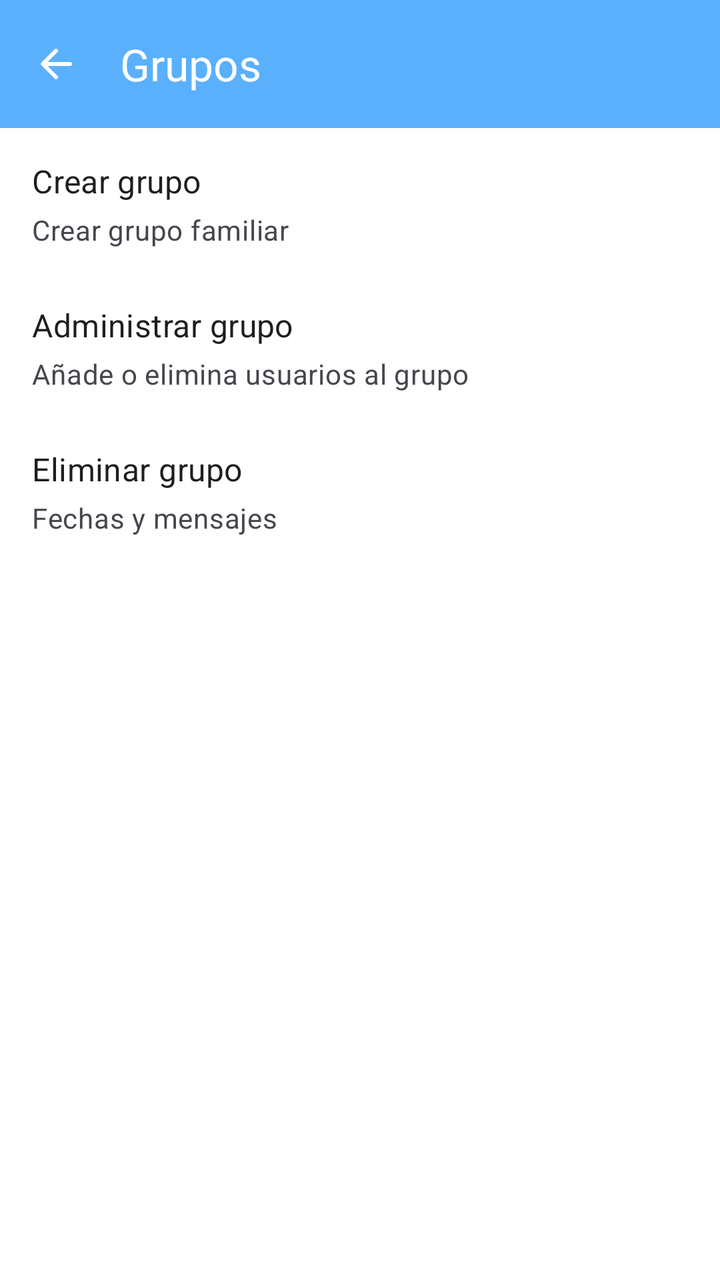
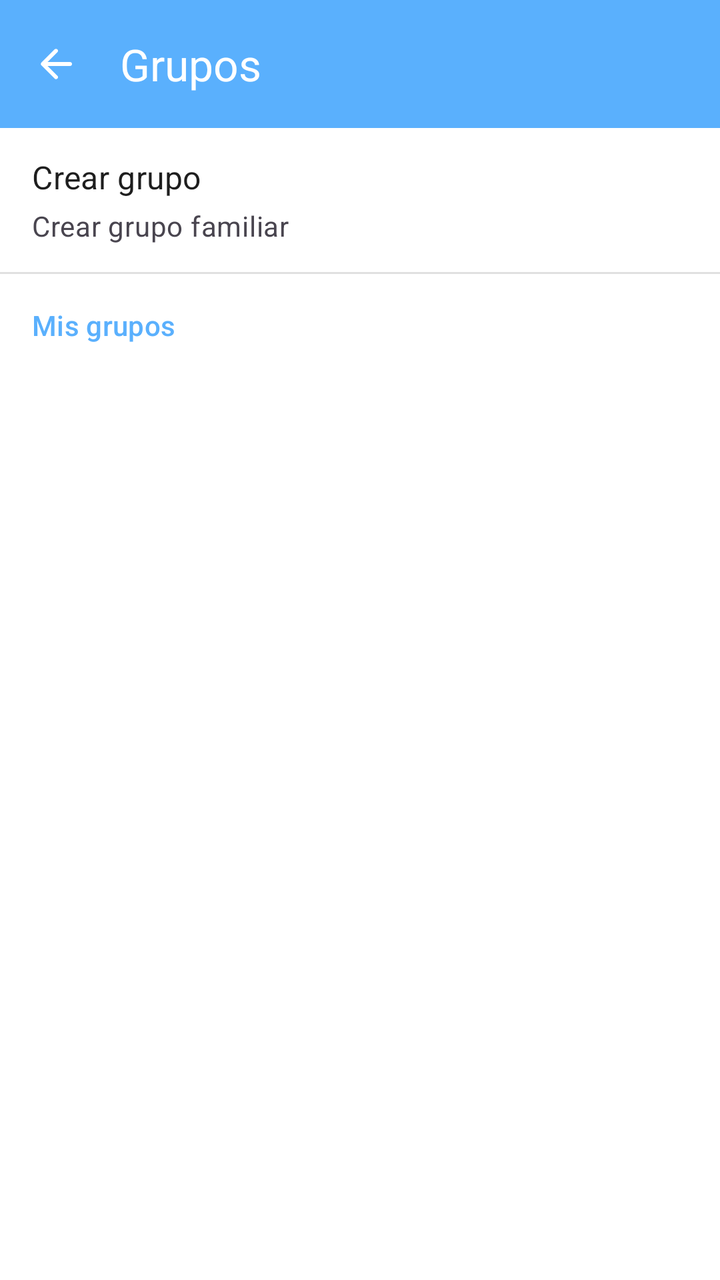

Compare the two renders of this Android layout. The source of the first and the diff that turns it into the second are given below.
<!-- AndroidManifest.xml: application theme Theme.AquaTraking -->
<!-- res/layout/activity_groups_menu.xml -->
<?xml version="1.0" encoding="utf-8"?>
<androidx.constraintlayout.widget.ConstraintLayout
    xmlns:android="http://schemas.android.com/apk/res/android"
    xmlns:app="http://schemas.android.com/apk/res-auto"
    android:layout_width="match_parent"
    android:layout_height="match_parent"
    android:background="@color/menus_background">

    <com.google.android.material.appbar.AppBarLayout
        android:id="@+id/appBarLayout"
        android:layout_width="match_parent"
        android:layout_height="wrap_content"
        android:theme="@style/ThemeOverlay.AppCompat.Dark.ActionBar"
        app:layout_constraintTop_toTopOf="parent"
        app:layout_constraintLeft_toLeftOf="parent"
        app:layout_constraintRight_toRightOf="parent">

        <com.google.android.material.appbar.MaterialToolbar
            android:id="@+id/toolbar"
            app:title="Grupos"
            android:layout_width="match_parent"
            android:layout_height="?attr/actionBarSize"
            android:background="?attr/colorPrimary"
            app:navigationIcon="@drawable/ic_arrow_left"
            app:navigationIconTint="@color/white"
            android:theme="@style/ThemeOverlay.AppCompat.Dark.ActionBar"/>
    </com.google.android.material.appbar.AppBarLayout>

    <LinearLayout
        android:id="@+id/llOption1"
        android:layout_width="match_parent"
        android:layout_height="72dp"
        android:orientation="vertical"
        android:layout_marginTop="2dp"
        android:clickable="true"
        android:focusable="true"
        android:background="?android:attr/selectableItemBackground"
        app:layout_constraintTop_toBottomOf="@id/appBarLayout"
        app:layout_constraintStart_toStartOf="parent"
        app:layout_constraintEnd_toEndOf="parent">

        <LinearLayout
            android:layout_width="match_parent"
            android:layout_height="match_parent"
            android:gravity="center_vertical"
            android:orientation="vertical">

            <com.google.android.material.textview.MaterialTextView
                android:layout_width="wrap_content"
                android:layout_height="wrap_content"
                android:layout_marginStart="16dp"
                android:text="Crear grupo"
                android:textAppearance="?attr/textAppearanceSubtitle1"/>

            <com.google.android.material.textview.MaterialTextView
                android:layout_width="match_parent"
                android:layout_height="wrap_content"
                android:layout_marginStart="16dp"
                android:layout_marginTop="4dp"
                android:text="Crear grupo familiar"
                android:textAppearance="?attr/textAppearanceBody2"
                android:textColor="?android:attr/textColorSecondary" />
        </LinearLayout>


    </LinearLayout>

    <LinearLayout
        android:id="@+id/llOption2"
        android:layout_width="match_parent"
        android:layout_height="72dp"
        android:orientation="vertical"
        android:clickable="true"
        android:focusable="true"
        android:background="?android:attr/selectableItemBackground"
        app:layout_constraintTop_toBottomOf="@id/llOption1"
        app:layout_constraintStart_toStartOf="parent"
        app:layout_constraintEnd_toEndOf="parent">

        <LinearLayout
            android:layout_width="match_parent"
            android:layout_height="match_parent"
            android:gravity="center_vertical"
            android:orientation="vertical">

            <com.google.android.material.textview.MaterialTextView
                android:layout_width="wrap_content"
                android:layout_height="wrap_content"
                android:layout_marginStart="16dp"
                android:text="Administrar grupo"
                android:textAppearance="?attr/textAppearanceSubtitle1" />

            <com.google.android.material.textview.MaterialTextView

                android:layout_width="match_parent"
                android:layout_height="wrap_content"
                android:layout_marginStart="16dp"
                android:layout_marginTop="4dp"
                android:text="Añade o elimina usuarios al grupo"
                android:textAppearance="?attr/textAppearanceBody2"
                android:textColor="?android:attr/textColorSecondary" />
        </LinearLayout>


    </LinearLayout>
    <LinearLayout
        android:id="@+id/llOption3"
        android:layout_width="match_parent"
        android:layout_height="72dp"
        android:orientation="vertical"
        android:clickable="true"
        android:focusable="true"
        android:background="?android:attr/selectableItemBackground"
        app:layout_constraintTop_toBottomOf="@id/llOption2"
        app:layout_constraintStart_toStartOf="parent"
        app:layout_constraintEnd_toEndOf="parent">

        <LinearLayout
            android:layout_width="match_parent"
            android:layout_height="match_parent"
            android:gravity="center_vertical"
            android:orientation="vertical">

            <com.google.android.material.textview.MaterialTextView
                android:layout_width="wrap_content"
                android:layout_height="wrap_content"
                android:layout_marginStart="16dp"
                android:text="Eliminar grupo"
                android:textAppearance="?attr/textAppearanceSubtitle1" />

            <com.google.android.material.textview.MaterialTextView
                android:layout_width="match_parent"
                android:layout_height="wrap_content"
                android:layout_marginStart="16dp"
                android:layout_marginTop="4dp"
                android:text="Fechas y mensajes"
                android:textAppearance="?attr/textAppearanceBody2"
                android:textColor="?android:attr/textColorSecondary" />
        </LinearLayout>


    </LinearLayout>



</androidx.constraintlayout.widget.ConstraintLayout>
<!-- resources referenced by this layout -->
<resources>
  <color name="menus_background">#FFFFFFFF</color>
  <color name="white">#FFFFFFFF</color>
  <!-- drawable ic_arrow_left (drawable) -->
  <vector xmlns:android="http://schemas.android.com/apk/res/android"
      android:width="24dp"
      android:height="24dp"
      android:viewportWidth="960"
      android:viewportHeight="960">
    <path
        android:pathData="m313,520 l196,196q12,12 11.5,28T508,772q-12,11 -28,11.5T452,772L188,508q-6,-6 -8.5,-13t-2.5,-15q0,-8 2.5,-15t8.5,-13l264,-264q11,-11 27.5,-11t28.5,11q12,12 12,28.5T508,245L313,440h447q17,0 28.5,11.5T800,480q0,17 -11.5,28.5T760,520L313,520Z"
        android:fillColor="#e8eaed"/>
  </vector>
  <style name="Theme.AquaTraking" parent="Base.Theme.AquaTraking" />
  <style name="Base.Theme.AquaTraking" parent="Theme.Material3.DayNight.NoActionBar">
          <item name="colorPrimary">@color/blue2</item>
          <item name="colorPrimaryVariant">@color/blue2</item>
          <item name="colorOnPrimary">@color/blueText</item>
  
          <item name="android:colorBackground">@color/blue3</item>
  
          <item name="android:textColorPrimary">@color/text_dark</item>
          <item name="bottomNavigationStyle">@style/Widget.AquaTraking.BottomNavigationView</item>
  
      </style>
  <color name="blue2">#5AB0FD</color>
  <color name="blueText">#F1FAFF</color>
  <color name="blue3">#DCF2FF</color>
  <color name="text_dark">#1E1E1E</color>
  <style name="Widget.AquaTraking.BottomNavigationView" parent="Widget.Material3.BottomNavigationView">
          <item name="android:background">@color/blue2</item>
          <item name="android:itemBackground">@color/blue2</item>
          <item name="itemIconTint">@color/blueText</item>
          <item name="itemTextColor">@color/blueText</item>
  
  
  
      </style>
</resources>

<!-- the commit's change to res/layout/activity_groups_menu.xml (unified diff, before → after) -->
@@ -26,121 +26,92 @@
             android:theme="@style/ThemeOverlay.AppCompat.Dark.ActionBar"/>
     </com.google.android.material.appbar.AppBarLayout>
 
+    
     <LinearLayout
-        android:id="@+id/llOption1"
+        android:id="@+id/llMenuOptions"
         android:layout_width="match_parent"
-        android:layout_height="72dp"
+        android:layout_height="wrap_content"
         android:orientation="vertical"
-        android:layout_marginTop="2dp"
-        android:clickable="true"
-        android:focusable="true"
-        android:background="?android:attr/selectableItemBackground"
         app:layout_constraintTop_toBottomOf="@id/appBarLayout"
         app:layout_constraintStart_toStartOf="parent"
         app:layout_constraintEnd_toEndOf="parent">
 
         <LinearLayout
+            android:id="@+id/llOption1"
             android:layout_width="match_parent"
-            android:layout_height="match_parent"
-            android:gravity="center_vertical"
-            android:orientation="vertical">
+            android:layout_height="72dp"
+            android:orientation="vertical"
+            android:clickable="true"
+            android:focusable="true"
+            android:background="?android:attr/selectableItemBackground">
 
-            <com.google.android.material.textview.MaterialTextView
-                android:layout_width="wrap_content"
-                android:layout_height="wrap_content"
-                android:layout_marginStart="16dp"
-                android:text="Crear grupo"
-                android:textAppearance="?attr/textAppearanceSubtitle1"/>
+            <LinearLayout
+                android:layout_width="match_parent"
+                android:layout_height="match_parent"
+                android:gravity="center_vertical"
+                android:orientation="vertical">
 
-            <com.google.android.material.textview.MaterialTextView
-                android:layout_width="match_parent"
-                android:layout_height="wrap_content"
-                android:layout_marginStart="16dp"
-                android:layout_marginTop="4dp"
-                android:text="Crear grupo familiar"
-                android:textAppearance="?attr/textAppearanceBody2"
-                android:textColor="?android:attr/textColorSecondary" />
+                <com.google.android.material.textview.MaterialTextView
+                    android:layout_width="wrap_content"
+                    android:layout_height="wrap_content"
+                    android:layout_marginStart="16dp"
+                    android:text="Crear grupo"
+                    android:textAppearance="?attr/textAppearanceSubtitle1"/>
+
+                <com.google.android.material.textview.MaterialTextView
+                    android:layout_width="match_parent"
+                    android:layout_height="wrap_content"
+                    android:layout_marginStart="16dp"
+                    android:layout_marginTop="4dp"
+                    android:text="Crear grupo familiar"
+                    android:textAppearance="?attr/textAppearanceBody2"
+                    android:textColor="?android:attr/textColorSecondary" />
+            </LinearLayout>
         </LinearLayout>
 
+        <View
+            android:layout_width="match_parent"
+            android:layout_height="1dp"
+            android:background="?android:attr/listDivider" />
 
     </LinearLayout>
 
-    <LinearLayout
-        android:id="@+id/llOption2"
+    
+    <TextView
+        android:id="@+id/tvMyGroupsHeader"
         android:layout_width="match_parent"
-        android:layout_height="72dp"
-        android:orientation="vertical"
-        android:clickable="true"
-        android:focusable="true"
-        android:background="?android:attr/selectableItemBackground"
-        app:layout_constraintTop_toBottomOf="@id/llOption1"
+        android:layout_height="wrap_content"
+        android:text="Mis grupos"
+        android:textAppearance="?attr/textAppearanceSubtitle2"
+        android:textColor="?attr/colorPrimary"
+        android:paddingStart="16dp"
+        android:paddingEnd="16dp"
+        android:paddingTop="16dp"
+        android:paddingBottom="8dp"
+        app:layout_constraintTop_toBottomOf="@id/llMenuOptions"
         app:layout_constraintStart_toStartOf="parent"
-        app:layout_constraintEnd_toEndOf="parent">
+        app:layout_constraintEnd_toEndOf="parent" />
 
-        <LinearLayout
-            android:layout_width="match_parent"
-            android:layout_height="match_parent"
-            android:gravity="center_vertical"
-            android:orientation="vertical">
+    <androidx.recyclerview.widget.RecyclerView
+        android:id="@+id/rvGroups"
+        android:layout_width="0dp"
+        android:layout_height="0dp"
+        android:visibility="gone"
+        app:layout_constraintTop_toBottomOf="@id/tvMyGroupsHeader"
+        app:layout_constraintBottom_toBottomOf="parent"
+        app:layout_constraintStart_toStartOf="parent"
+        app:layout_constraintEnd_toEndOf="parent" />
 
-            <com.google.android.material.textview.MaterialTextView
-                android:layout_width="wrap_content"
-                android:layout_height="wrap_content"
-                android:layout_marginStart="16dp"
-                android:text="Administrar grupo"
-                android:textAppearance="?attr/textAppearanceSubtitle1" />
-
-            <com.google.android.material.textview.MaterialTextView
-
-                android:layout_width="match_parent"
-                android:layout_height="wrap_content"
-                android:layout_marginStart="16dp"
-                android:layout_marginTop="4dp"
-                android:text="Añade o elimina usuarios al grupo"
-                android:textAppearance="?attr/textAppearanceBody2"
-                android:textColor="?android:attr/textColorSecondary" />
-        </LinearLayout>
-
-
-    </LinearLayout>
-    <LinearLayout
-        android:id="@+id/llOption3"
-        android:layout_width="match_parent"
-        android:layout_height="72dp"
-        android:orientation="vertical"
-        android:clickable="true"
-        android:focusable="true"
-        android:background="?android:attr/selectableItemBackground"
-        app:layout_constraintTop_toBottomOf="@id/llOption2"
+    <TextView
+        android:id="@+id/tvEmptyGroups"
+        android:layout_width="wrap_content"
+        android:layout_height="wrap_content"
+        android:text="No perteneces a ningún grupo"
+        android:textColor="?android:attr/textColorSecondary"
+        android:visibility="gone"
+        app:layout_constraintTop_toBottomOf="@id/tvMyGroupsHeader"
+        app:layout_constraintBottom_toBottomOf="parent"
         app:layout_constraintStart_toStartOf="parent"
-        app:layout_constraintEnd_toEndOf="parent">
-
-        <LinearLayout
-            android:layout_width="match_parent"
-            android:layout_height="match_parent"
-            android:gravity="center_vertical"
-            android:orientation="vertical">
-
-            <com.google.android.material.textview.MaterialTextView
-                android:layout_width="wrap_content"
-                android:layout_height="wrap_content"
-                android:layout_marginStart="16dp"
-                android:text="Eliminar grupo"
-                android:textAppearance="?attr/textAppearanceSubtitle1" />
-
-            <com.google.android.material.textview.MaterialTextView
-                android:layout_width="match_parent"
-                android:layout_height="wrap_content"
-                android:layout_marginStart="16dp"
-                android:layout_marginTop="4dp"
-                android:text="Fechas y mensajes"
-                android:textAppearance="?attr/textAppearanceBody2"
-                android:textColor="?android:attr/textColorSecondary" />
-        </LinearLayout>
-
-
-    </LinearLayout>
-
-
+        app:layout_constraintEnd_toEndOf="parent" />
 
 </androidx.constraintlayout.widget.ConstraintLayout>
<!-- resource entries referenced after the edit -->
@@ -18,16 +18,37 @@
           <item name="colorPrimaryVariant">@color/blue2</item>
           <item name="colorOnPrimary">@color/blueText</item>
   
+          <item name="colorPrimaryContainer">@color/blue3</item>
+          <item name="colorOnPrimaryContainer">@color/text_dark</item>
+  
+          <item name="colorSecondary">@color/blue</item>
+          <item name="colorOnSecondary">@color/white</item>
+          <item name="colorSecondaryContainer">@color/blue3</item>
+          <item name="colorOnSecondaryContainer">@color/text_dark</item>
+  
+          <item name="colorTertiary">@color/blue</item>
+          <item name="colorOnTertiary">@color/white</item>
+          <item name="colorTertiaryContainer">@color/blue3</item>
+          <item name="colorOnTertiaryContainer">@color/text_dark</item>
+  
           <item name="android:colorBackground">@color/blue3</item>
-  
+          <item name="colorSurface">@color/white</item>
+          <item name="colorOnSurface">@color/text_dark</item>
+          <item name="colorSurfaceVariant">#F5F5F5</item>
+          <item name="colorOnSurfaceVariant">@color/gray2</item>
+          <item name="colorOutline">@color/gray3</item>
           <item name="android:textColorPrimary">@color/text_dark</item>
           <item name="bottomNavigationStyle">@style/Widget.AquaTraking.BottomNavigationView</item>
+          <item name="alertDialogTheme">@style/ThemeOverlay.App.AlertDialog</item>
   
       </style>
   <color name="blue2">#5AB0FD</color>
   <color name="blueText">#F1FAFF</color>
   <color name="blue3">#DCF2FF</color>
   <color name="text_dark">#1E1E1E</color>
+  <color name="blue">#0368A3</color>
+  <color name="gray2">#5C5D5F</color>
+  <color name="gray3">#B5B5B5</color>
   <style name="Widget.AquaTraking.BottomNavigationView" parent="Widget.Material3.BottomNavigationView">
           <item name="android:background">@color/blue2</item>
           <item name="android:itemBackground">@color/blue2</item>
@@ -37,5 +58,14 @@
   
   
       </style>
+  <style name="ThemeOverlay.App.AlertDialog" parent="ThemeOverlay.Material3.MaterialAlertDialog">
+          <item name="colorSurface">@color/white</item>
+          <item name="colorOnSurface">@color/text_dark</item>
+          <item name="colorOnSurfaceVariant">@color/gray2</item>
+          <item name="colorPrimary">@color/blue2</item>
+          <item name="colorOnPrimary">@color/blueText</item>
+          <item name="colorSecondary">@color/blue</item>
+          <item name="colorOutline">@color/gray3</item>
+      </style>
 </resources>
 
